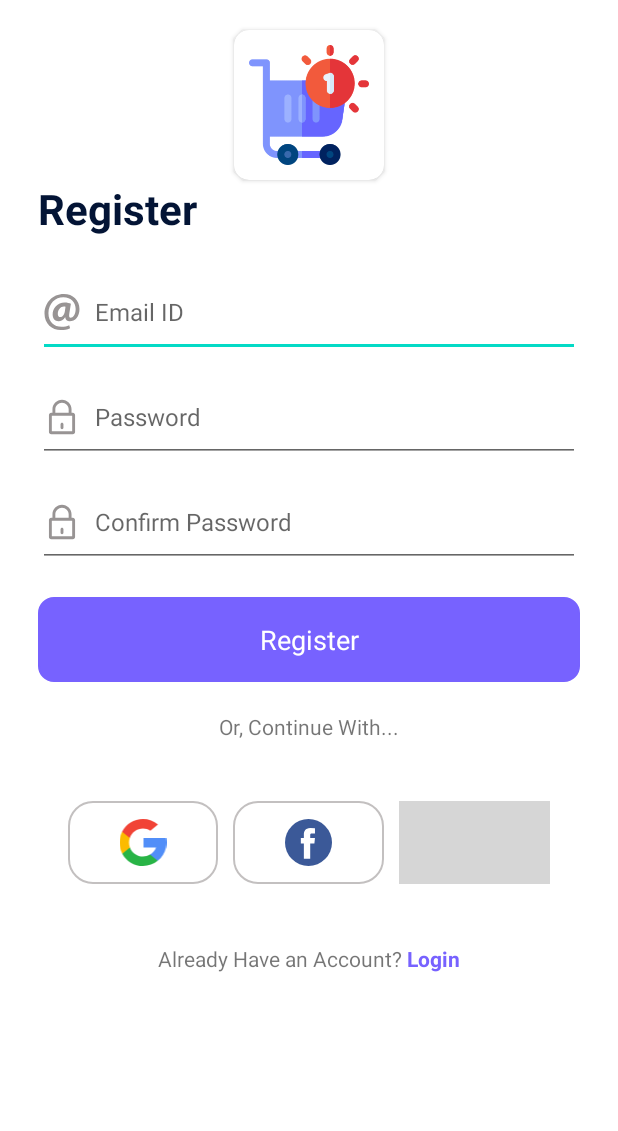
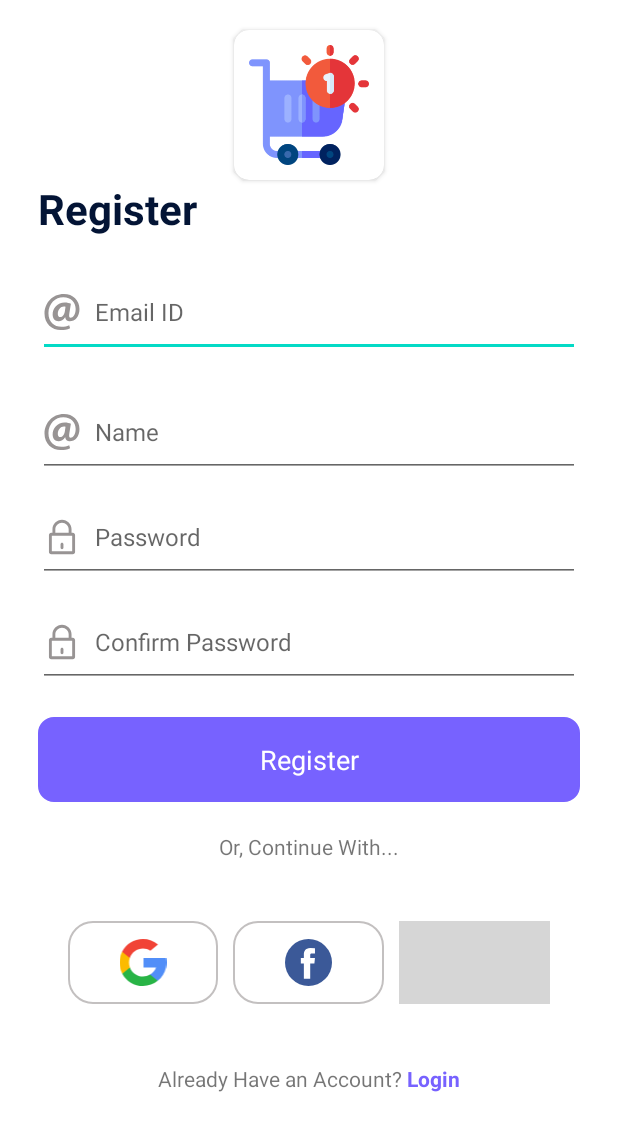
Before and after one commit to thesaugat/Appcommerce, an Android app: the screen it shows after launch (UserAccountActivity), after a tap on "Register", on a phone screen of 412 x 824 dp. Shown: the top 1131 px of the screen. Run offline under Robolectric (Android 15) with nearby library versions, the phone set to English and light mode, and no system bars; grey boxes are pictures that could not be loaded.

Commit message:
register added

```diff
--- a/app/src/main/java/com/thesaugat/appcommerce/api/ApiService.java
+++ b/app/src/main/java/com/thesaugat/appcommerce/api/ApiService.java
@@ -14,7 +14,7 @@ public interface ApiService {
     @POST("/api/v1/login")
     Call<LoginResponse> login(@Field("email") String email, @Field("password") String password);
 
-
+    @FormUrlEncoded
     @POST("/api/v1/register")
     Call<RegisterResponse> register(@Field("name") String names, @Field("email") String email, @Field("password") String password);
 
--- a/app/src/main/java/com/thesaugat/appcommerce/userAccount/fragments/RegisterFragment.java
+++ b/app/src/main/java/com/thesaugat/appcommerce/userAccount/fragments/RegisterFragment.java
@@ -2,23 +2,106 @@ package com.thesaugat.appcommerce.userAccount.fragments;
 
 import android.os.Bundle;
 
+import androidx.annotation.NonNull;
+import androidx.annotation.Nullable;
 import androidx.fragment.app.Fragment;
 
 import android.view.LayoutInflater;
 import android.view.View;
 import android.view.ViewGroup;
+import android.widget.EditText;
+import android.widget.LinearLayout;
+import android.widget.ProgressBar;
+import android.widget.Toast;
 
 import com.thesaugat.appcommerce.R;
+import com.thesaugat.appcommerce.api.ApiClient;
+import com.thesaugat.appcommerce.api.response.RegisterResponse;
+
+import retrofit2.Call;
+import retrofit2.Callback;
+import retrofit2.Response;
 
 
 public class RegisterFragment extends Fragment {
+    EditText emailET, passwordET, confirmPasswordET, nameET;
+    LinearLayout registerLL;
+    ProgressBar circularProgress;
 
-    // TODO: Rename parameter arguments, choose names that match
 
     @Override
+
     public View onCreateView(LayoutInflater inflater, ViewGroup container,
                              Bundle savedInstanceState) {
         // Inflate the layout for this fragment
         return inflater.inflate(R.layout.fragment_register, container, false);
     }
+
+    @Override
+    public void onViewCreated(@NonNull View view, @Nullable Bundle savedInstanceState) {
+        super.onViewCreated(view, savedInstanceState);
+        emailET = view.findViewById(R.id.emailET);
+        nameET = view.findViewById(R.id.nameET);
+        passwordET = view.findViewById(R.id.passwordET);
+        confirmPasswordET = view.findViewById(R.id.confirmPasswordET);
+        circularProgress = view.findViewById(R.id.circularProgress);
+        registerLL = view.findViewById(R.id.registerLL);
+        registerLL.setOnClickListener(new View.OnClickListener() {
+            @Override
+            public void onClick(View v) {
+                if (validate()) {
+                    toggleLoading(true);
+                    Call<RegisterResponse> registerCall = ApiClient.getClient().register(nameET.getText().toString(), emailET.getText().toString(), passwordET.getText().toString());
+                    registerCall.enqueue(new Callback<RegisterResponse>() {
+                        @Override
+                        public void onResponse(Call<RegisterResponse> call, Response<RegisterResponse> response) {
+                            RegisterResponse registerResponse = response.body();
+                            toggleLoading(false);
+                            if (response.isSuccessful()) {
+                                Toast.makeText(getActivity(), registerResponse.getMessage(), Toast.LENGTH_SHORT).show();
+                                if (!registerResponse.getError()) {
+                                    getActivity().getSupportFragmentManager().beginTransaction().replace(R.id.formContainerFL, new LoginFragment()).commit();
+
+                                }
+                            }
+                        }
+
+                        @Override
+                        public void onFailure(Call<RegisterResponse> call, Throwable t) {
+                            toggleLoading(false);
+                            Toast.makeText(getActivity(), t.getLocalizedMessage(), Toast.LENGTH_SHORT).show();
+
+                        }
+                    });
+
+                }
+            }
+        });
+
+    }
+
+    void toggleLoading(Boolean toogle) {
+        if (toogle)
+            circularProgress.setVisibility(View.VISIBLE);
+        else
+            circularProgress.setVisibility(View.GONE);
+    }
+
+    public boolean validate() {
+        boolean validate = true;
+        if (emailET.getText().toString().isEmpty()
+                || passwordET.getText().toString().isEmpty()
+                || confirmPasswordET.getText().toString().isEmpty()
+                || nameET.getText().toString().isEmpty()) {
+            Toast.makeText(getActivity(), "None of the above fields can be empty", Toast.LENGTH_SHORT).show();
+            validate = false;
+        } else if (!passwordET.getText().toString().equals(confirmPasswordET.getText().toString())) {
+            confirmPasswordET.setError("Passoerd doesnot match please check!!");
+            validate = false;
+
+        }
+
+        return validate;
+    }
+
 }
--- a/app/src/main/res/layout/fragment_register.xml
+++ b/app/src/main/res/layout/fragment_register.xml
@@ -1,10 +1,15 @@
 <?xml version="1.0" encoding="utf-8"?>
 
 
-<LinearLayout xmlns:android="http://schemas.android.com/apk/res/android"
+<RelativeLayout xmlns:android="http://schemas.android.com/apk/res/android"
     android:layout_width="match_parent"
-    android:layout_height="match_parent"
+    android:layout_height="wrap_content">
+
+    <LinearLayout
+        android:layout_width="match_parent"
+        android:layout_height="wrap_content"
         android:orientation="vertical">
+
 
         <TextView
             android:layout_width="wrap_content"
@@ -22,6 +27,18 @@
             android:drawableLeft="@drawable/ic_at"
             android:drawablePadding="10dp"
             android:hint="@string/email_id"
+            android:paddingTop="18dp"
+            android:paddingBottom="18dp"
+            android:textSize="16sp" />
+
+        <EditText
+            android:id="@+id/nameET"
+            android:layout_width="match_parent"
+            android:layout_height="wrap_content"
+            android:layout_marginTop="20dp"
+            android:drawableLeft="@drawable/ic_at"
+            android:drawablePadding="10dp"
+            android:hint="Name"
             android:paddingTop="18dp"
             android:paddingBottom="18dp"
             android:textSize="16sp" />
@@ -57,7 +74,7 @@
 
 
         <LinearLayout
-        android:id="@+id/loginLL"
+            android:id="@+id/registerLL"
             android:layout_width="match_parent"
             android:layout_height="wrap_content"
             android:layout_marginTop="20dp"
@@ -76,6 +93,14 @@
 
         </LinearLayout>
 
+    </LinearLayout>
+
+    <ProgressBar
+        android:id="@+id/circularProgress"
+        android:layout_width="wrap_content"
+        android:layout_height="wrap_content"
+        android:layout_centerInParent="true"
+        android:visibility="gone" />
 
 
-</LinearLayout>
+</RelativeLayout>
```
Lines whose indentation alone changed are shown as unchanged.
